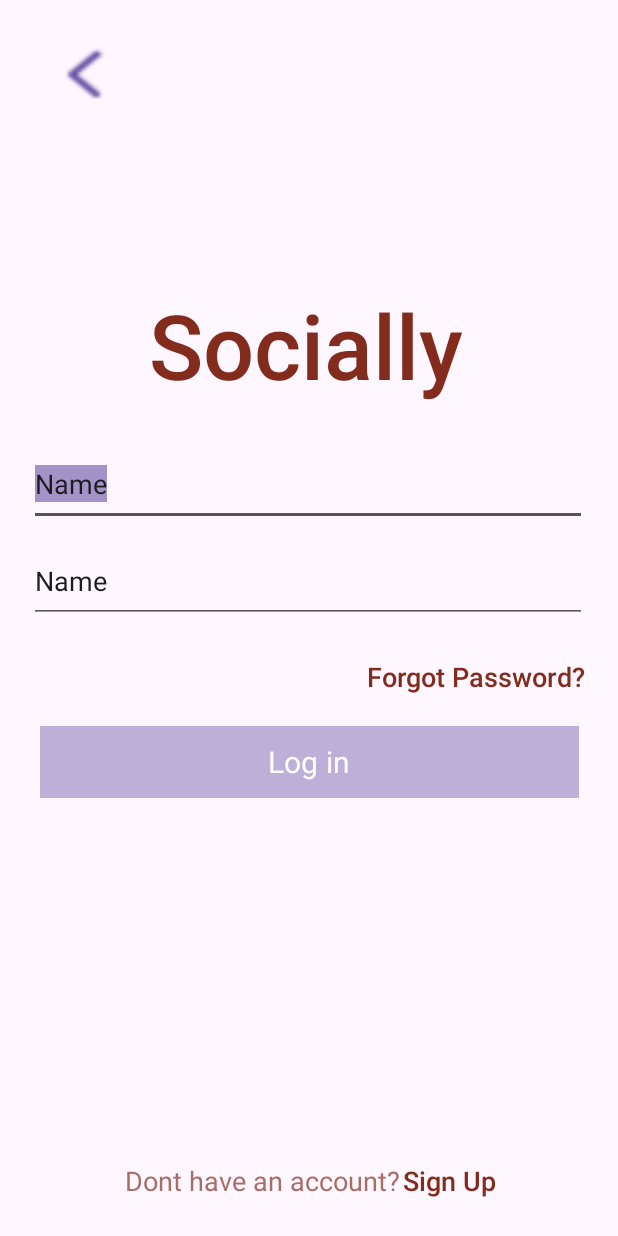
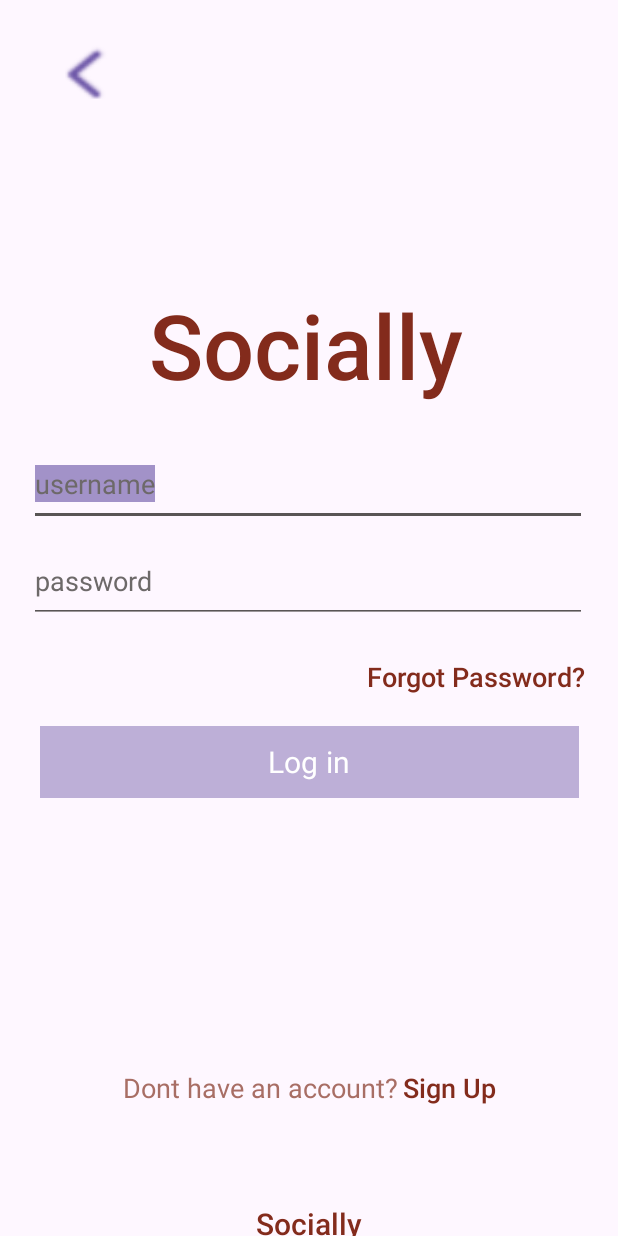
Before and after one commit to ayaanm930/i220861_AyaanMughal_Assignment01, an Android app: the layout switchaccount.xml on its own in the app's theme, with its tools: preview values and no code run, on a phone screen of 412 x 824 dp. Run offline under Robolectric (Android 15) with nearby library versions, the light colour scheme and no system bars.

Commit message:
switch account login

```diff
--- a/app/src/main/res/layout/switchaccount.xml
+++ b/app/src/main/res/layout/switchaccount.xml
@@ -33,6 +33,23 @@
             app:layout_constraintStart_toStartOf="parent"
             app:layout_constraintTop_toTopOf="parent" />
 
+        <TextView
+            android:id="@+id/textView17"
+            android:layout_width="0dp"
+            android:layout_height="wrap_content"
+            android:layout_marginStart="99dp"
+            android:layout_marginEnd="99dp"
+            android:layout_marginBottom="28dp"
+            android:fontFamily="sans-serif-medium"
+            android:text="Socially"
+            android:textAlignment="center"
+            android:textColor="#832B1C"
+            android:textSize="20sp"
+            app:layout_constraintBottom_toBottomOf="parent"
+            app:layout_constraintEnd_toEndOf="parent"
+            app:layout_constraintHorizontal_bias="0.0"
+            app:layout_constraintStart_toStartOf="parent" />
+
         <Button
             android:id="@+id/button3"
             android:layout_width="359dp"
@@ -54,20 +71,21 @@
             android:layout_width="wrap_content"
             android:layout_height="wrap_content"
             android:layout_marginStart="80dp"
-            android:layout_marginBottom="58dp"
+            android:layout_marginBottom="120dp"
             android:text="Dont have an account?"
             android:textColor="#A86E65"
             android:textSize="18sp"
             app:layout_constraintBottom_toBottomOf="parent"
             app:layout_constraintEnd_toStartOf="@+id/textView15"
+            app:layout_constraintHorizontal_bias="0.2"
             app:layout_constraintStart_toStartOf="parent" />
 
         <TextView
             android:id="@+id/textView15"
-            android:layout_width="62dp"
+            android:layout_width="wrap_content"
             android:layout_height="wrap_content"
             android:layout_marginEnd="80dp"
-            android:layout_marginBottom="58dp"
+            android:layout_marginBottom="120dp"
             android:fontFamily="sans-serif-light"
             android:text="Sign Up"
             android:textColor="#832B1C"
@@ -117,7 +135,8 @@
             android:inputType="text"
             android:selectAllOnFocus="true"
             android:singleLine="false"
-            android:text="Name"
+            android:text="username"
+            android:textColor="#6D6969"
             app:layout_constraintEnd_toEndOf="parent"
             app:layout_constraintStart_toStartOf="parent"
             app:layout_constraintTop_toBottomOf="@+id/textView" />
@@ -135,10 +154,20 @@
             android:inputType="text"
             android:selectAllOnFocus="true"
             android:singleLine="false"
-            android:text="Name"
+            android:text="password"
+            android:textColor="#6D6969"
             app:layout_constraintEnd_toEndOf="parent"
             app:layout_constraintStart_toStartOf="parent"
             app:layout_constraintTop_toBottomOf="@+id/editTextText" />
 
+        <TextView
+            android:id="@+id/textView18"
+            android:layout_width="wrap_content"
+            android:layout_height="wrap_content"
+            android:text="OR"
+            android:textColor="#6D6969"
+            tools:layout_editor_absoluteX="195dp"
+            tools:layout_editor_absoluteY="659dp" />
+
     </androidx.constraintlayout.widget.ConstraintLayout>
 </androidx.constraintlayout.widget.ConstraintLayout>
```
